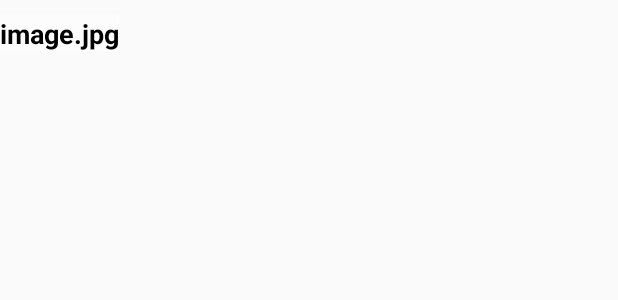
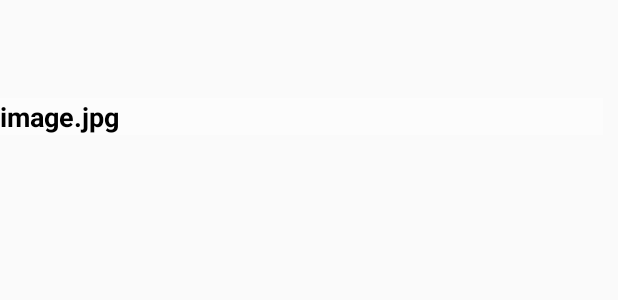
Before and after one commit to AvoidableSkink/CountDownApp, an Android app: the layout bg_image_item.xml on its own in the app's theme, with its tools: preview values and no code run, on a phone screen of 412 x 824 dp. Shown: the top 300 px of the screen. Run offline under Robolectric (Android 15) with nearby library versions, the phone set to English and light mode, and no system bars.

```diff
--- a/app/src/main/java/com/example/klind/countdownapp/ChooseImageActivity.java
+++ b/app/src/main/java/com/example/klind/countdownapp/ChooseImageActivity.java
@@ -38,7 +38,6 @@ public class ChooseImageActivity extends AppCompatActivity{
 
         mDataImageSource = new DataImageSource(this);
         mDataImageSource.open();
-        //Toast.makeText(this, "Database Created", Toast.LENGTH_SHORT).show();
 
         long numItems = mDataImageSource.getBackgroundsCount();
             try {
--- a/app/src/main/res/layout/activity_choose_image.xml
+++ b/app/src/main/res/layout/activity_choose_image.xml
@@ -1,8 +1,11 @@
 <?xml version="1.0" encoding="utf-8"?>
-<android.support.constraint.ConstraintLayout xmlns:android="http://schemas.android.com/apk/res/android"
+<android.support.constraint.ConstraintLayout
+    xmlns:android="http://schemas.android.com/apk/res/android"
     android:layout_width="match_parent"
     android:layout_height="match_parent"
     xmlns:tools="http://schemas.android.com/tools"
+    xmlns:app="http://schemas.android.com/apk/res-auto"
+    app:layout_behavior="@string/appbar_scrolling_view_behavior"
     tools:context="com.example.klind.countdownapp.ChooseImageActivity">
 
     <android.support.v7.widget.RecyclerView
--- a/app/src/main/res/layout/bg_image_item.xml
+++ b/app/src/main/res/layout/bg_image_item.xml
@@ -13,11 +13,12 @@
         android:layout_height="match_parent"
         android:id="@+id/image_view"
         >
+
         <TextView
             android:id="@+id/bg_name"
-            android:layout_width="wrap_content"
+            android:layout_width="match_parent"
             android:layout_height="wrap_content"
-            android:layout_alignParentStart="true"
+            android:layout_alignParentBottom="true"
             android:layout_marginEnd="10dp"
             android:layout_marginTop="10dp"
             android:text="image.jpg"
```
